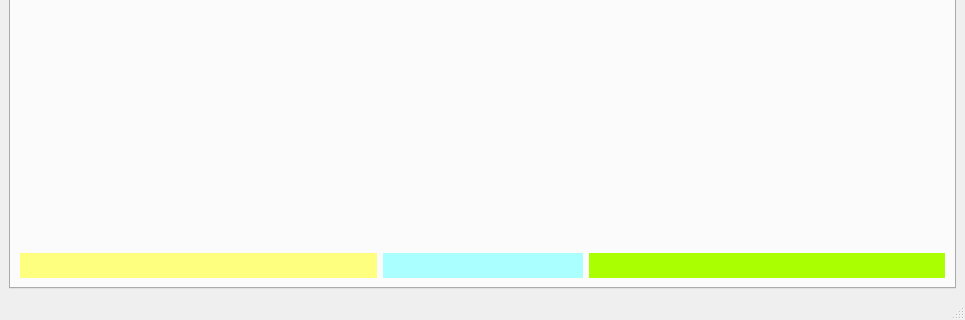
Qt form interface.ui (victokryl2/ARCHIVES_VIEWER) before a commit; both pictures show x 0 to 965 and y 261 to 581 of the 965 by 581 pixel window.
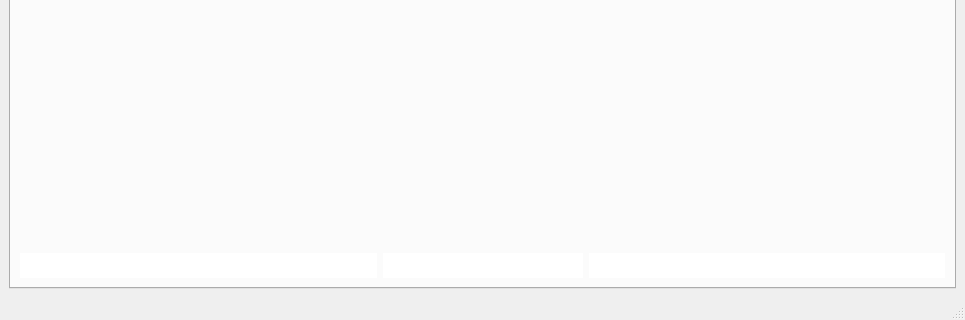
The same form after that commit. The open tabs and pages were chosen to show the change.

```diff
--- a/interface.ui
+++ b/interface.ui
@@ -317,7 +317,7 @@
              </size>
             </property>
             <property name="styleSheet">
-             <string notr="true">background-color: rgb(255, 255, 127);</string>
+             <string notr="true">background-color: rgb(255, 255, 255);</string>
             </property>
            </widget>
           </item>
@@ -336,7 +336,7 @@
              </size>
             </property>
             <property name="styleSheet">
-             <string notr="true">background-color: rgb(170, 255, 255);</string>
+             <string notr="true">background-color: rgb(255, 255, 255);</string>
             </property>
            </widget>
           </item>
@@ -349,7 +349,7 @@
              </sizepolicy>
             </property>
             <property name="styleSheet">
-             <string notr="true">background-color: rgb(170, 255, 0);</string>
+             <string notr="true">background-color: rgb(255, 255, 255);</string>
             </property>
            </widget>
           </item>
```
